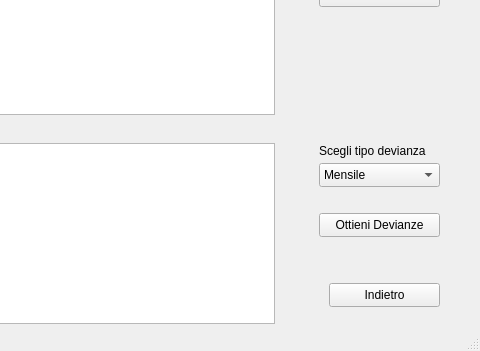
Qt form analisi.ui (stefanodecillis/Progetto_Fondamenti_WR) before a commit; both pictures show x 201 to 681 and y 117 to 468 of the 681 by 468 pixel window.
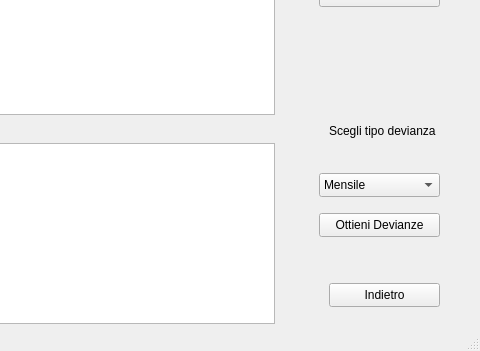
The same form after that commit.

Commit message: ho messo qualcosa che fa capire a devianze_giornaliere che sta caricando

Diff of the .ui file:
```diff
--- a/analisi.ui
+++ b/analisi.ui
@@ -163,7 +163,7 @@
     <property name="geometry">
      <rect>
       <x>520</x>
-      <y>280</y>
+      <y>290</y>
       <width>121</width>
       <height>24</height>
      </rect>
@@ -187,8 +187,8 @@
    <widget class="QLabel" name="label_2">
     <property name="geometry">
      <rect>
-      <x>520</x>
-      <y>260</y>
+      <x>530</x>
+      <y>240</y>
       <width>131</width>
       <height>16</height>
      </rect>
@@ -197,6 +197,19 @@
      <string>Scegli tipo devianza</string>
     </property>
    </widget>
+   <widget class="QLabel" name="loading_label">
+    <property name="geometry">
+     <rect>
+      <x>520</x>
+      <y>260</y>
+      <width>61</width>
+      <height>16</height>
+     </rect>
+    </property>
+    <property name="text">
+     <string/>
+    </property>
+   </widget>
   </widget>
   <widget class="QStatusBar" name="statusbar"/>
  </widget>
```
The commit also changes 2 other files.
